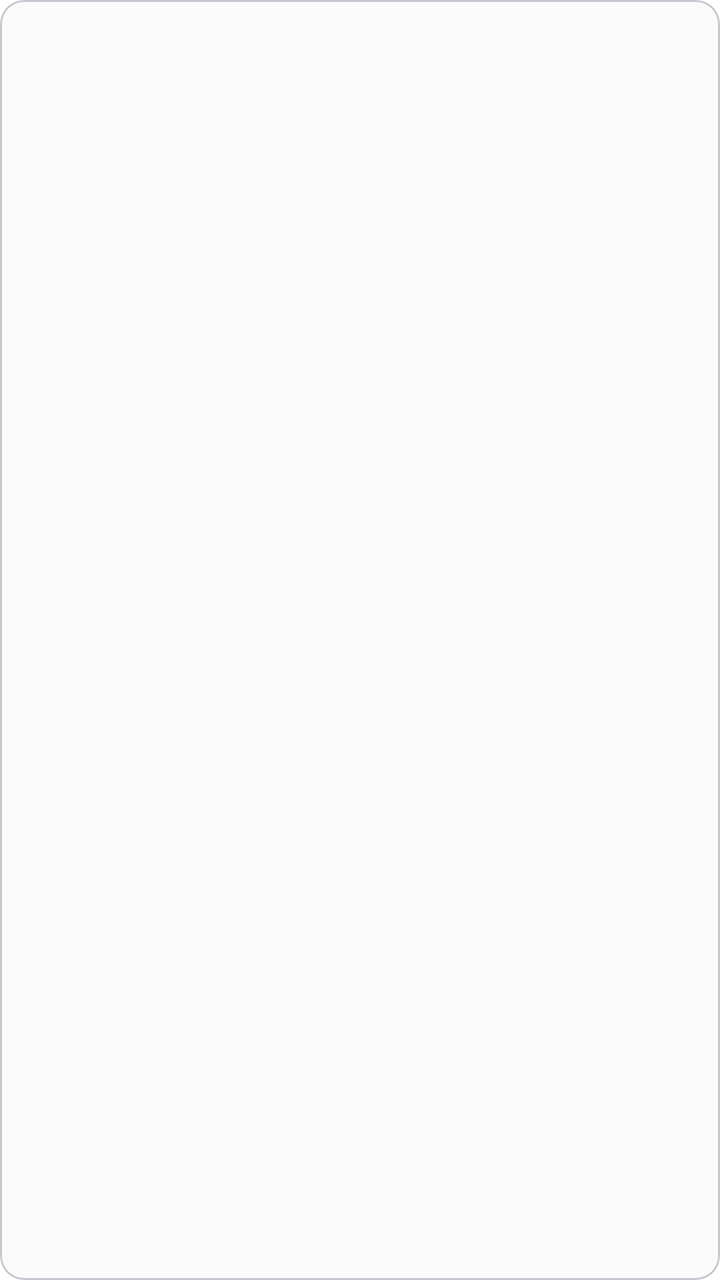
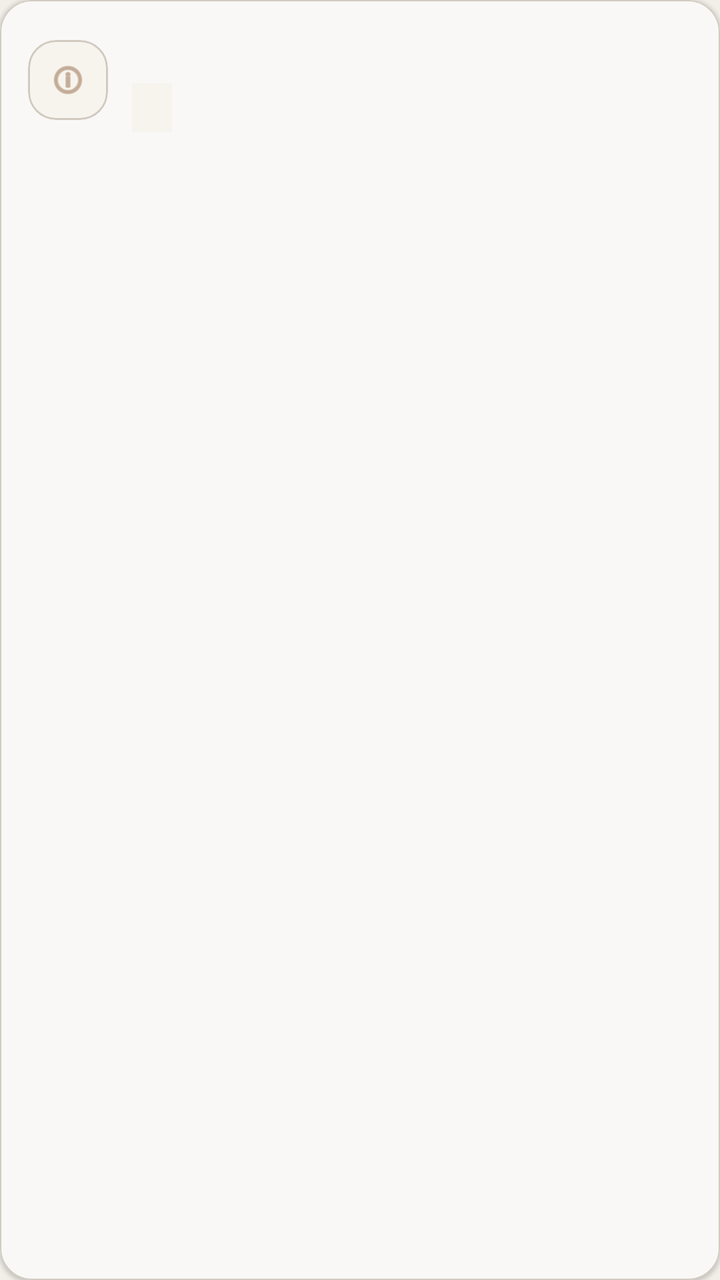

Before-and-after screenshots of an Android layout around one commit, followed by the original layout XML and the change that was made.
<!-- AndroidManifest.xml: application theme Theme.ReClaim -->
<!-- res/layout/item_claim_summary.xml -->
<?xml version="1.0" encoding="utf-8"?>
<com.google.android.material.card.MaterialCardView xmlns:android="http://schemas.android.com/apk/res/android"
    xmlns:app="http://schemas.android.com/apk/res-auto"
    android:layout_width="match_parent"
    android:layout_height="wrap_content"
    android:layout_marginBottom="8dp"
    app:cardCornerRadius="12dp"
    app:cardElevation="0dp"
    app:strokeColor="?attr/colorOutlineVariant"
    app:strokeWidth="1dp">

    <LinearLayout
        android:layout_width="match_parent"
        android:layout_height="wrap_content"
        android:orientation="vertical"
        android:padding="12dp">

        <com.google.android.material.textview.MaterialTextView
            android:id="@+id/text_claim_item_id"
            android:layout_width="match_parent"
            android:layout_height="wrap_content"
            android:textAppearance="?attr/textAppearanceBodyLarge"
            android:textColor="?attr/colorOnSurface" />

        <com.google.android.material.textview.MaterialTextView
            android:id="@+id/text_claim_status"
            android:layout_width="match_parent"
            android:layout_height="wrap_content"
            android:layout_marginTop="4dp"
            android:textAppearance="?attr/textAppearanceBodySmall"
            android:textColor="?attr/colorOnSurfaceVariant" />

        <com.google.android.material.button.MaterialButton
            android:id="@+id/btn_view_contact"
            style="@style/Widget.Material3.Button.TextButton"
            android:layout_width="wrap_content"
            android:layout_height="wrap_content"
            android:layout_marginTop="4dp"
            android:text="@string/btn_view_contact"
            android:visibility="gone" />

    </LinearLayout>

</com.google.android.material.card.MaterialCardView>
<!-- resources referenced by this layout -->
<resources>
  <style name="Theme.ReClaim" parent="Theme.Material3.DayNight.NoActionBar">
          
          <item name="colorPrimary">@color/md_theme_primary</item>
          <item name="colorOnPrimary">@color/md_theme_onPrimary</item>
          <item name="colorPrimaryContainer">@color/md_theme_primaryContainer</item>
          <item name="colorOnPrimaryContainer">@color/md_theme_onPrimaryContainer</item>
          
          <item name="colorSecondary">@color/md_theme_secondary</item>
          <item name="colorOnSecondary">@color/md_theme_onSecondary</item>
          <item name="colorSecondaryContainer">@color/md_theme_secondaryContainer</item>
          <item name="colorOnSecondaryContainer">@color/md_theme_onSecondaryContainer</item>
          
          <item name="colorTertiary">@color/md_theme_tertiary</item>
          <item name="colorOnTertiary">@color/md_theme_onTertiary</item>
          <item name="colorTertiaryContainer">@color/md_theme_tertiaryContainer</item>
          <item name="colorOnTertiaryContainer">@color/md_theme_onTertiaryContainer</item>
          
          <item name="colorError">@color/md_theme_error</item>
          <item name="colorOnError">@color/md_theme_onError</item>
          <item name="colorErrorContainer">@color/md_theme_errorContainer</item>
          <item name="colorOnErrorContainer">@color/md_theme_onErrorContainer</item>
          
          <item name="android:colorBackground">@color/md_theme_background</item>
          <item name="colorOnBackground">@color/md_theme_onBackground</item>
          <item name="colorSurface">@color/md_theme_surface</item>
          <item name="colorOnSurface">@color/md_theme_onSurface</item>
          <item name="colorSurfaceVariant">@color/md_theme_surfaceVariant</item>
          <item name="colorOnSurfaceVariant">@color/md_theme_onSurfaceVariant</item>
          <item name="colorOutline">@color/md_theme_outline</item>
          <item name="colorOutlineVariant">@color/md_theme_outlineVariant</item>
          <item name="colorSurfaceContainerLowest">@color/md_theme_surfaceContainerLowest</item>
          <item name="colorSurfaceContainerLow">@color/md_theme_surfaceContainerLow</item>
          <item name="colorSurfaceContainer">@color/md_theme_surfaceContainer</item>
          <item name="colorSurfaceContainerHigh">@color/md_theme_surfaceContainerHigh</item>
          <item name="colorSurfaceContainerHighest">@color/md_theme_surfaceContainerHighest</item>
          
          <item name="android:statusBarColor">@color/md_theme_primary</item>
          <item name="android:navigationBarColor">@color/md_theme_surface</item>
      </style>
  <color name="md_theme_primary">#00796B</color>
  <color name="md_theme_primaryContainer">#B2DFDB</color>
  <color name="md_theme_onPrimaryContainer">#00251A</color>
  <color name="md_theme_secondary">#1565C0</color>
  <color name="md_theme_onSecondary">#FFFFFF</color>
  <color name="md_theme_secondaryContainer">#BBDEFB</color>
  <color name="md_theme_onSecondaryContainer">#0D2744</color>
  <color name="md_theme_tertiary">#7B1FA2</color>
  <color name="md_theme_onTertiary">#FFFFFF</color>
  <color name="md_theme_tertiaryContainer">#E1BEE7</color>
  <color name="md_theme_onTertiaryContainer">#2E0040</color>
  <color name="md_theme_background">#FFFFFF</color>
  <color name="md_theme_onBackground">#1C1B1F</color>
  <color name="md_theme_surface">#FAFAFA</color>
  <color name="md_theme_onSurface">#1C1B1F</color>
  <color name="md_theme_surfaceVariant">#E0E0E0</color>
  <color name="md_theme_onSurfaceVariant">#49454F</color>
  <color name="md_theme_outline">#79747E</color>
  <color name="md_theme_outlineVariant">#CAC4D0</color>
  <color name="md_theme_surfaceContainerLow">#F7F2FA</color>
  <color name="md_theme_surfaceContainer">#F3EDF7</color>
  <color name="md_theme_surfaceContainerHigh">#ECE6F0</color>
  <color name="md_theme_surfaceContainerHighest">#E6E0E9</color>
  <!-- unchanged entries left out for length: 7 -->
</resources>

<!-- the commit's change to res/layout/item_claim_summary.xml (unified diff, before → after) -->
@@ -3,40 +3,71 @@
     xmlns:app="http://schemas.android.com/apk/res-auto"
     android:layout_width="match_parent"
     android:layout_height="wrap_content"
-    android:layout_marginBottom="8dp"
-    app:cardCornerRadius="12dp"
-    app:cardElevation="0dp"
-    app:strokeColor="?attr/colorOutlineVariant"
-    app:strokeWidth="1dp">
+    android:layout_marginBottom="10dp"
+    app:cardBackgroundColor="@color/md_theme_surfaceContainerLowest"
+    app:cardCornerRadius="16dp"
+    app:cardElevation="1dp"
+    app:strokeColor="@color/md_theme_outlineVariant"
+    app:strokeWidth="0.5dp">
 
     <LinearLayout
         android:layout_width="match_parent"
         android:layout_height="wrap_content"
-        android:orientation="vertical"
-        android:padding="12dp">
+        android:gravity="center_vertical"
+        android:orientation="horizontal"
+        android:padding="14dp">
 
-        <com.google.android.material.textview.MaterialTextView
-            android:id="@+id/text_claim_item_id"
-            android:layout_width="match_parent"
+        <com.google.android.material.card.MaterialCardView
+            android:layout_width="40dp"
+            android:layout_height="40dp"
+            app:cardBackgroundColor="@color/md_theme_surfaceContainerLow"
+            app:cardCornerRadius="14dp"
+            app:cardElevation="0dp">
+
+            <ImageView
+                android:layout_width="match_parent"
+                android:layout_height="match_parent"
+                android:contentDescription="@string/item_details_title"
+                android:padding="10dp"
+                android:src="@android:drawable/ic_menu_info_details"
+                app:tint="@color/brand_accent" />
+        </com.google.android.material.card.MaterialCardView>
+
+        <LinearLayout
+            android:layout_width="0dp"
             android:layout_height="wrap_content"
-            android:textAppearance="?attr/textAppearanceBodyLarge"
-            android:textColor="?attr/colorOnSurface" />
+            android:layout_marginStart="12dp"
+            android:layout_weight="1"
+            android:orientation="vertical">
 
-        <com.google.android.material.textview.MaterialTextView
-            android:id="@+id/text_claim_status"
-            android:layout_width="match_parent"
-            android:layout_height="wrap_content"
-            android:layout_marginTop="4dp"
-            android:textAppearance="?attr/textAppearanceBodySmall"
-            android:textColor="?attr/colorOnSurfaceVariant" />
+            <com.google.android.material.textview.MaterialTextView
+                android:id="@+id/text_claim_item_id"
+                android:layout_width="match_parent"
+                android:layout_height="wrap_content"
+                android:textAppearance="?attr/textAppearanceBodyLarge"
+                android:textColor="@color/brand_dark" />
+
+            <com.google.android.material.textview.MaterialTextView
+                android:id="@+id/text_claim_status"
+                android:layout_width="wrap_content"
+                android:layout_height="wrap_content"
+                android:layout_marginTop="6dp"
+                android:background="@color/md_theme_surfaceContainerLow"
+                android:paddingStart="10dp"
+                android:paddingTop="4dp"
+                android:paddingEnd="10dp"
+                android:paddingBottom="4dp"
+                android:textAppearance="?attr/textAppearanceBodySmall"
+                android:textColor="@color/brand_slate" />
+        </LinearLayout>
 
         <com.google.android.material.button.MaterialButton
             android:id="@+id/btn_view_contact"
             style="@style/Widget.Material3.Button.TextButton"
             android:layout_width="wrap_content"
             android:layout_height="wrap_content"
-            android:layout_marginTop="4dp"
             android:text="@string/btn_view_contact"
+            android:textColor="@color/brand_accent"
             android:visibility="gone" />
 
     </LinearLayout>
<!-- resource entries referenced after the edit -->
@@ -1,5 +1,8 @@
 <!-- resources referenced by this layout -->
 <resources>
+  <color name="brand_accent">#A27B5C</color>
+  <color name="brand_dark">#2C3639</color>
+  <color name="brand_slate">#3F4E4F</color>
   <style name="Theme.ReClaim" parent="Theme.Material3.DayNight.NoActionBar">
           
           <item name="colorPrimary">@color/md_theme_primary</item>
@@ -36,32 +39,35 @@
           <item name="colorSurfaceContainerHigh">@color/md_theme_surfaceContainerHigh</item>
           <item name="colorSurfaceContainerHighest">@color/md_theme_surfaceContainerHighest</item>
           
-          <item name="android:statusBarColor">@color/md_theme_primary</item>
-          <item name="android:navigationBarColor">@color/md_theme_surface</item>
+          <item name="android:statusBarColor">@color/brand_dark</item>
+          <item name="android:navigationBarColor">@color/brand_dark</item>
+          <item name="android:windowLightStatusBar">false</item>
+          <item name="android:windowLightNavigationBar">false</item>
       </style>
-  <color name="md_theme_primary">#00796B</color>
-  <color name="md_theme_primaryContainer">#B2DFDB</color>
-  <color name="md_theme_onPrimaryContainer">#00251A</color>
-  <color name="md_theme_secondary">#1565C0</color>
-  <color name="md_theme_onSecondary">#FFFFFF</color>
-  <color name="md_theme_secondaryContainer">#BBDEFB</color>
-  <color name="md_theme_onSecondaryContainer">#0D2744</color>
-  <color name="md_theme_tertiary">#7B1FA2</color>
-  <color name="md_theme_onTertiary">#FFFFFF</color>
-  <color name="md_theme_tertiaryContainer">#E1BEE7</color>
-  <color name="md_theme_onTertiaryContainer">#2E0040</color>
-  <color name="md_theme_background">#FFFFFF</color>
-  <color name="md_theme_onBackground">#1C1B1F</color>
-  <color name="md_theme_surface">#FAFAFA</color>
-  <color name="md_theme_onSurface">#1C1B1F</color>
-  <color name="md_theme_surfaceVariant">#E0E0E0</color>
-  <color name="md_theme_onSurfaceVariant">#49454F</color>
-  <color name="md_theme_outline">#79747E</color>
-  <color name="md_theme_outlineVariant">#CAC4D0</color>
-  <color name="md_theme_surfaceContainerLow">#F7F2FA</color>
-  <color name="md_theme_surfaceContainer">#F3EDF7</color>
-  <color name="md_theme_surfaceContainerHigh">#ECE6F0</color>
-  <color name="md_theme_surfaceContainerHighest">#E6E0E9</color>
+  <color name="md_theme_primary">#A27B5C</color>
+  <color name="md_theme_primaryContainer">#F0E3D4</color>
+  <color name="md_theme_onPrimaryContainer">#2C3639</color>
+  <color name="md_theme_secondary">#3F4E4F</color>
+  <color name="md_theme_onSecondary">#DCD7C9</color>
+  <color name="md_theme_secondaryContainer">#C4D1D2</color>
+  <color name="md_theme_onSecondaryContainer">#1A2E2F</color>
+  <color name="md_theme_tertiary">#2C3639</color>
+  <color name="md_theme_onTertiary">#DCD7C9</color>
+  <color name="md_theme_tertiaryContainer">#DCD7C9</color>
+  <color name="md_theme_onTertiaryContainer">#2C3639</color>
+  <color name="md_theme_background">#F2EFE9</color>
+  <color name="md_theme_onBackground">#2C3639</color>
+  <color name="md_theme_surface">#FFFFFF</color>
+  <color name="md_theme_onSurface">#2C3639</color>
+  <color name="md_theme_surfaceVariant">#EAE5DC</color>
+  <color name="md_theme_onSurfaceVariant">#3F4E4F</color>
+  <color name="md_theme_outline">#8A9394</color>
+  <color name="md_theme_outlineVariant">#D0CAC0</color>
+  <color name="md_theme_surfaceContainerLow">#F7F4EE</color>
+  <string name="item_details_title">Item Details</string>
+  <color name="md_theme_surfaceContainer">#EDE9E0</color>
+  <color name="md_theme_surfaceContainerHigh">#E3DDD4</color>
+  <color name="md_theme_surfaceContainerHighest">#D8D2C8</color>
   <!-- unchanged entries left out for length: 7 -->
 </resources>
 
